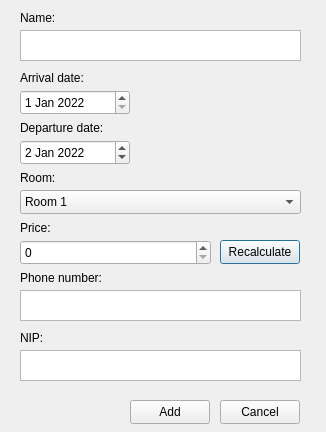
Old version of the form ELHotel/addnewreservation.ui in the repository lukasz-drzensla/elhotel.
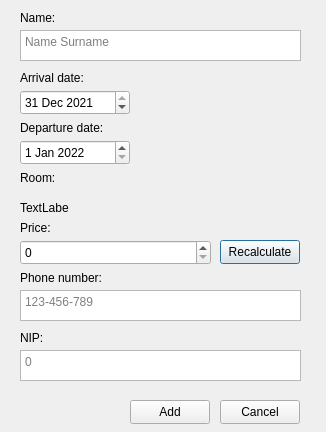
New version of the form.

What changed in the file:
```diff
--- a/ELHotel/addnewreservation.ui
+++ b/ELHotel/addnewreservation.ui
@@ -50,12 +50,12 @@
    </property>
    <property name="dateTime">
     <datetime>
-     <hour>0</hour>
+     <hour>18</hour>
      <minute>0</minute>
      <second>0</second>
-     <year>2022</year>
-     <month>1</month>
-     <day>1</day>
+     <year>2021</year>
+     <month>12</month>
+     <day>31</day>
     </datetime>
    </property>
   </widget>
@@ -70,12 +70,12 @@
    </property>
    <property name="dateTime">
     <datetime>
-     <hour>0</hour>
+     <hour>18</hour>
      <minute>0</minute>
      <second>0</second>
      <year>2022</year>
      <month>1</month>
-     <day>2</day>
+     <day>1</day>
     </datetime>
    </property>
   </widget>
@@ -88,6 +88,9 @@
      <height>31</height>
     </rect>
    </property>
+   <property name="placeholderText">
+    <string>Name Surname</string>
+   </property>
   </widget>
   <widget class="QLabel" name="label_3">
    <property name="geometry">
@@ -115,26 +118,6 @@
     <string>Room:</string>
    </property>
   </widget>
-  <widget class="QComboBox" name="comboBox">
-   <property name="geometry">
-    <rect>
-     <x>20</x>
-     <y>190</y>
-     <width>281</width>
-     <height>24</height>
-    </rect>
-   </property>
-   <item>
-    <property name="text">
-     <string>Room 1</string>
-    </property>
-   </item>
-   <item>
-    <property name="text">
-     <string>Room 2</string>
-    </property>
-   </item>
-  </widget>
   <widget class="QLabel" name="label_5">
    <property name="geometry">
     <rect>
@@ -193,6 +176,12 @@
      <height>31</height>
     </rect>
    </property>
+   <property name="acceptRichText">
+    <bool>false</bool>
+   </property>
+   <property name="placeholderText">
+    <string>0</string>
+   </property>
   </widget>
   <widget class="QLabel" name="label_7">
    <property name="geometry">
@@ -216,6 +205,9 @@
      <height>31</height>
     </rect>
    </property>
+   <property name="placeholderText">
+    <string>123-456-789</string>
+   </property>
   </widget>
   <widget class="QPushButton" name="pushButton_2">
    <property name="geometry">
@@ -243,6 +235,19 @@
     <string>Cancel</string>
    </property>
   </widget>
+  <widget class="QLabel" name="roomLabel">
+   <property name="geometry">
+    <rect>
+     <x>20</x>
+     <y>200</y>
+     <width>49</width>
+     <height>16</height>
+    </rect>
+   </property>
+   <property name="text">
+    <string>TextLabel</string>
+   </property>
+  </widget>
  </widget>
  <resources/>
  <connections/>
```
Left out of the diff: 17 changed lines with no effect on the pictures.
